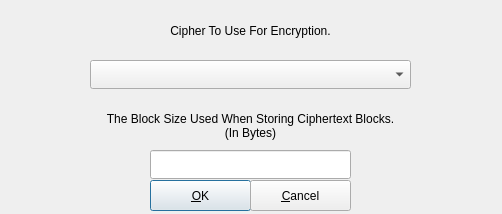
Qt form src/cryfscreateoptions.ui (mhogomchungu/sirikali) before a commit.
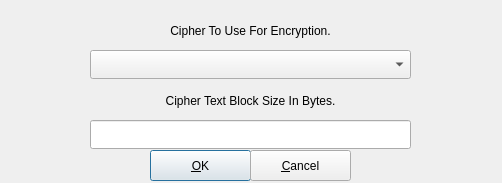
The same form after that commit.

Diff of the .ui file:
```diff
--- a/src/cryfscreateoptions.ui
+++ b/src/cryfscreateoptions.ui
@@ -7,7 +7,7 @@
     <x>0</x>
     <y>0</y>
     <width>502</width>
-    <height>214</height>
+    <height>183</height>
    </rect>
   </property>
   <property name="windowTitle">
@@ -17,7 +17,7 @@
    <property name="geometry">
     <rect>
      <x>90</x>
-     <y>60</y>
+     <y>50</y>
      <width>321</width>
      <height>29</height>
     </rect>
@@ -46,14 +46,13 @@
    <property name="geometry">
     <rect>
      <x>10</x>
-     <y>100</y>
+     <y>80</y>
      <width>481</width>
-     <height>51</height>
+     <height>41</height>
     </rect>
    </property>
    <property name="text">
-    <string>The Block Size Used When Storing Ciphertext Blocks.
-(In Bytes)</string>
+    <string>Cipher Text Block Size In Bytes.</string>
    </property>
    <property name="alignment">
     <set>Qt::AlignCenter</set>
@@ -62,9 +61,9 @@
   <widget class="QLineEdit" name="lineEdit">
    <property name="geometry">
     <rect>
-     <x>150</x>
-     <y>150</y>
-     <width>201</width>
+     <x>90</x>
+     <y>120</y>
+     <width>321</width>
      <height>29</height>
     </rect>
    </property>
@@ -73,7 +72,7 @@
    <property name="geometry">
     <rect>
      <x>150</x>
-     <y>180</y>
+     <y>150</y>
      <width>101</width>
      <height>31</height>
     </rect>
@@ -86,7 +85,7 @@
    <property name="geometry">
     <rect>
      <x>250</x>
-     <y>180</y>
+     <y>150</y>
      <width>101</width>
      <height>31</height>
     </rect>
```
